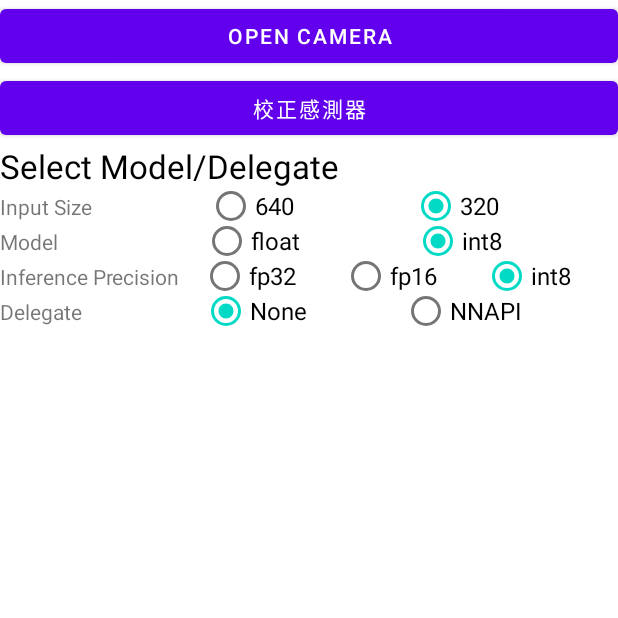
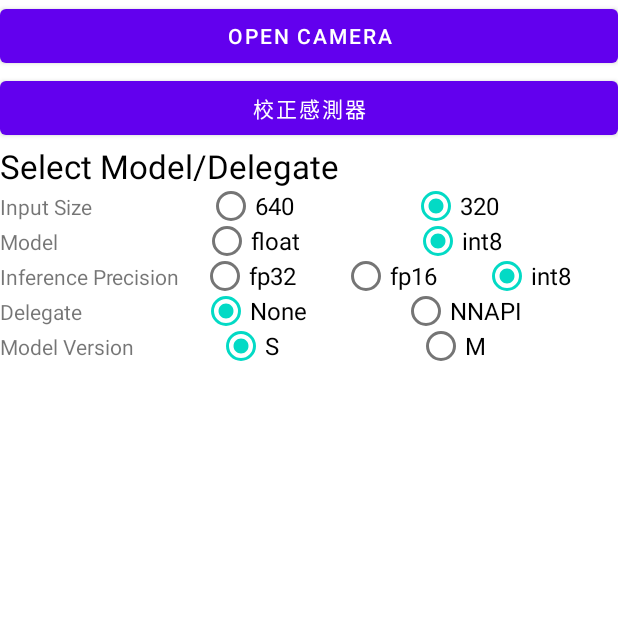
Before and after one commit to yanyanCHEN588/tflite_yolov5_test_V1, an Android app: the screen it shows after launch (MainActivity), on a phone screen of 412 x 824 dp, the top half of it. Run offline under Robolectric (Android 15) with nearby library versions, the phone set to English and light mode, and no system bars.

Commit message:
switch Model S/M RadioButtom

```diff
--- a/app/src/main/res/layout/activity_main.xml
+++ b/app/src/main/res/layout/activity_main.xml
@@ -237,6 +237,50 @@
 
                 </LinearLayout>
 
+                <LinearLayout
+                    android:layout_width="match_parent"
+                    android:layout_height="match_parent"
+                    android:layout_weight="1"
+                    android:orientation="horizontal">
+
+                    <RadioGroup
+                        android:layout_width="match_parent"
+                        android:layout_height="match_parent"
+                        android:layout_weight="1"
+                        android:orientation="horizontal">
+
+                        <TextView
+                            android:id="@+id/textView8"
+                            android:layout_width="59dp"
+                            android:layout_height="wrap_content"
+                            android:layout_weight="1"
+                            android:text="Model Version" />
+
+                        <RadioButton
+                            android:id="@+id/modelVersion_s"
+                            android:layout_width="wrap_content"
+                            android:layout_height="23dp"
+                            android:layout_weight="1"
+                            android:checked="true"
+                            android:text="S"
+                            android:textAppearance="@style/TextAppearance.AppCompat.Body1"
+                            android:textSize="16sp"
+                            android:typeface="normal" />
+
+                        <RadioButton
+                            android:id="@+id/modelVersion_m"
+                            android:layout_width="wrap_content"
+                            android:layout_height="23dp"
+                            android:layout_weight="1"
+                            android:checked="false"
+                            android:text="M"
+                            android:textAppearance="@style/TextAppearance.AppCompat.Body1"
+                            android:textSize="16sp"
+                            android:typeface="normal" />
+                    </RadioGroup>
+
+                </LinearLayout>
+
             </LinearLayout>
 
         </LinearLayout>
```
Also changed, not shown: app/src/main/java/com/example/tflite_yolov5_test_V1/MainActivity.java (+9 -0 lines), app/src/main/java/com/example/tflite_yolov5_test_V1/TfliteRunner.java (+7 -5 lines), app/src/main/java/com/example/tflite_yolov5_test_V1/camera/DetectorActivity.java (+5 -2 lines), 4 other files.
